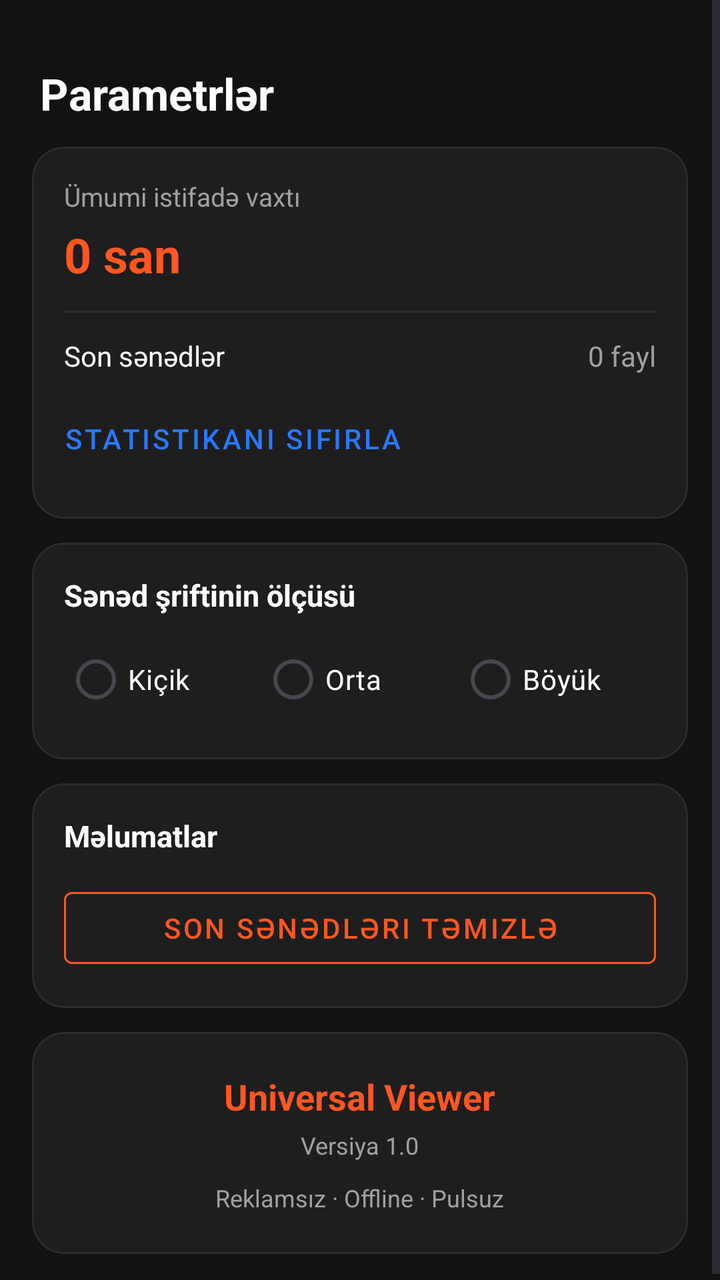
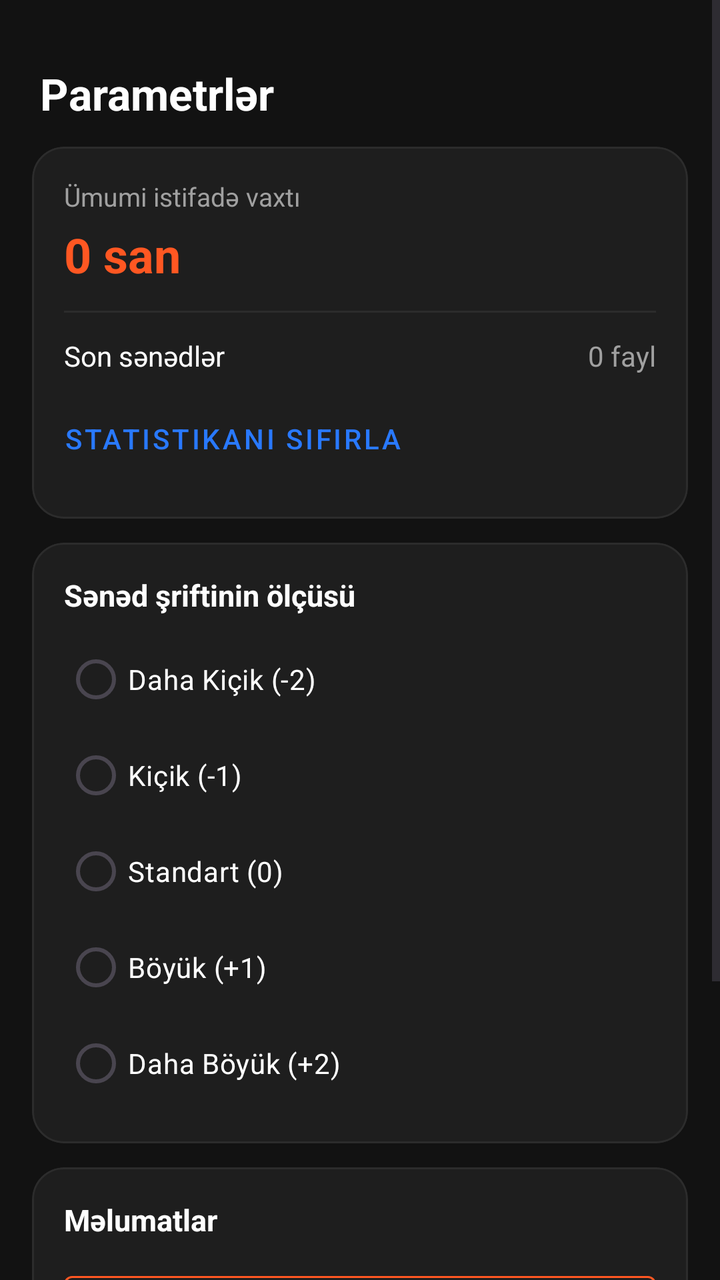

Two renders of the same Android screen: before a commit and after it. Below are the layout's source before the change and the commit's diff.
<!-- AndroidManifest.xml: application theme Theme.Material3.DayNight.NoActionBar -->
<!-- res/layout/fragment_settings.xml -->
<?xml version="1.0" encoding="utf-8"?>
<ScrollView xmlns:android="http://schemas.android.com/apk/res/android"
    xmlns:app="http://schemas.android.com/apk/res-auto"
    android:layout_width="match_parent"
    android:layout_height="match_parent"
    android:background="@color/bg_main"
    android:fillViewport="true">

    <LinearLayout
        android:layout_width="match_parent"
        android:layout_height="wrap_content"
        android:orientation="vertical"
        android:padding="16dp">

        <TextView
            android:layout_width="wrap_content"
            android:layout_height="wrap_content"
            android:layout_marginStart="4dp"
            android:layout_marginTop="16dp"
            android:layout_marginBottom="12dp"
            android:text="Parametrlər"
            android:textColor="@color/text_primary"
            android:textSize="22sp"
            android:textStyle="bold" />

        
        <com.google.android.material.card.MaterialCardView
            android:layout_width="match_parent"
            android:layout_height="wrap_content"
            android:layout_marginBottom="12dp"
            app:cardBackgroundColor="@color/bg_surface"
            app:cardCornerRadius="16dp"
            app:cardElevation="0dp"
            app:strokeColor="@color/bg_surface_light"
            app:strokeWidth="1dp">

            <LinearLayout
                android:layout_width="match_parent"
                android:layout_height="wrap_content"
                android:orientation="vertical"
                android:padding="16dp">

                <TextView
                    android:layout_width="wrap_content"
                    android:layout_height="wrap_content"
                    android:text="Ümumi istifadə vaxtı"
                    android:textColor="@color/text_secondary"
                    android:textSize="13sp" />

                <TextView
                    android:id="@+id/tvUsageTime"
                    android:layout_width="wrap_content"
                    android:layout_height="wrap_content"
                    android:layout_marginTop="4dp"
                    android:text="0 san"
                    android:textColor="@color/accent_orange"
                    android:textSize="24sp"
                    android:textStyle="bold" />

                <View
                    android:layout_width="match_parent"
                    android:layout_height="1dp"
                    android:layout_marginVertical="12dp"
                    android:background="@color/bg_surface_light" />

                <LinearLayout
                    android:layout_width="match_parent"
                    android:layout_height="wrap_content"
                    android:gravity="center_vertical"
                    android:orientation="horizontal">

                    <TextView
                        android:layout_width="0dp"
                        android:layout_height="wrap_content"
                        android:layout_weight="1"
                        android:text="Son sənədlər"
                        android:textColor="@color/text_primary"
                        android:textSize="14sp" />

                    <TextView
                        android:id="@+id/tvRecentCount"
                        android:layout_width="wrap_content"
                        android:layout_height="wrap_content"
                        android:text="0 fayl"
                        android:textColor="@color/text_secondary"
                        android:textSize="14sp" />
                </LinearLayout>

                <com.google.android.material.button.MaterialButton
                    android:id="@+id/btnResetUsage"
                    style="@style/Widget.MaterialComponents.Button.TextButton"
                    android:layout_width="wrap_content"
                    android:layout_height="wrap_content"
                    android:layout_marginTop="8dp"
                    android:paddingHorizontal="0dp"
                    android:text="Statistikanı sıfırla"
                    android:textColor="@color/accent_blue" />
            </LinearLayout>
        </com.google.android.material.card.MaterialCardView>

        
        <com.google.android.material.card.MaterialCardView
            android:layout_width="match_parent"
            android:layout_height="wrap_content"
            android:layout_marginBottom="12dp"
            app:cardBackgroundColor="@color/bg_surface"
            app:cardCornerRadius="16dp"
            app:cardElevation="0dp"
            app:strokeColor="@color/bg_surface_light"
            app:strokeWidth="1dp">

            <LinearLayout
                android:layout_width="match_parent"
                android:layout_height="wrap_content"
                android:orientation="vertical"
                android:padding="16dp">

                <TextView
                    android:layout_width="wrap_content"
                    android:layout_height="wrap_content"
                    android:text="Sənəd şriftinin ölçüsü"
                    android:textColor="@color/text_primary"
                    android:textSize="15sp"
                    android:textStyle="bold" />

                <RadioGroup
                    android:id="@+id/radioGroupFont"
                    android:layout_width="match_parent"
                    android:layout_height="wrap_content"
                    android:layout_marginTop="8dp"
                    android:orientation="horizontal">

                    <RadioButton
                        android:id="@+id/radioSmall"
                        android:layout_width="0dp"
                        android:layout_height="wrap_content"
                        android:layout_weight="1"
                        android:buttonTint="@color/accent_orange"
                        android:text="Kiçik"
                        android:textColor="@color/text_primary" />

                    <RadioButton
                        android:id="@+id/radioMedium"
                        android:layout_width="0dp"
                        android:layout_height="wrap_content"
                        android:layout_weight="1"
                        android:buttonTint="@color/accent_orange"
                        android:text="Orta"
                        android:textColor="@color/text_primary" />

                    <RadioButton
                        android:id="@+id/radioLarge"
                        android:layout_width="0dp"
                        android:layout_height="wrap_content"
                        android:layout_weight="1"
                        android:buttonTint="@color/accent_orange"
                        android:text="Böyük"
                        android:textColor="@color/text_primary" />
                </RadioGroup>
            </LinearLayout>
        </com.google.android.material.card.MaterialCardView>

        
        <com.google.android.material.card.MaterialCardView
            android:layout_width="match_parent"
            android:layout_height="wrap_content"
            android:layout_marginBottom="12dp"
            app:cardBackgroundColor="@color/bg_surface"
            app:cardCornerRadius="16dp"
            app:cardElevation="0dp"
            app:strokeColor="@color/bg_surface_light"
            app:strokeWidth="1dp">

            <LinearLayout
                android:layout_width="match_parent"
                android:layout_height="wrap_content"
                android:orientation="vertical"
                android:padding="16dp">

                <TextView
                    android:layout_width="wrap_content"
                    android:layout_height="wrap_content"
                    android:text="Məlumatlar"
                    android:textColor="@color/text_primary"
                    android:textSize="15sp"
                    android:textStyle="bold" />

                <com.google.android.material.button.MaterialButton
                    android:id="@+id/btnClearRecent"
                    style="@style/Widget.MaterialComponents.Button.OutlinedButton"
                    android:layout_width="match_parent"
                    android:layout_height="wrap_content"
                    android:layout_marginTop="12dp"
                    android:text="Son sənədləri təmizlə"
                    android:textColor="@color/accent_orange"
                    app:strokeColor="@color/accent_orange" />
            </LinearLayout>
        </com.google.android.material.card.MaterialCardView>

        
        <com.google.android.material.card.MaterialCardView
            android:layout_width="match_parent"
            android:layout_height="wrap_content"
            app:cardBackgroundColor="@color/bg_surface"
            app:cardCornerRadius="16dp"
            app:cardElevation="0dp"
            app:strokeColor="@color/bg_surface_light"
            app:strokeWidth="1dp">

            <LinearLayout
                android:layout_width="match_parent"
                android:layout_height="wrap_content"
                android:gravity="center"
                android:orientation="vertical"
                android:padding="20dp">

                <TextView
                    android:id="@+id/tvAppName"
                    android:layout_width="wrap_content"
                    android:layout_height="wrap_content"
                    android:text="Universal Viewer"
                    android:textColor="@color/accent_orange"
                    android:textSize="18sp"
                    android:textStyle="bold" />

                <TextView
                    android:id="@+id/tvVersion"
                    android:layout_width="wrap_content"
                    android:layout_height="wrap_content"
                    android:layout_marginTop="4dp"
                    android:text="Versiya 1.0"
                    android:textColor="@color/text_secondary"
                    android:textSize="12sp" />

                <TextView
                    android:layout_width="wrap_content"
                    android:layout_height="wrap_content"
                    android:layout_marginTop="10dp"
                    android:gravity="center"
                    android:text="Reklamsız · Offline · Pulsuz"
                    android:textColor="@color/text_secondary"
                    android:textSize="12sp" />
            </LinearLayout>
        </com.google.android.material.card.MaterialCardView>

    </LinearLayout>
</ScrollView>
<!-- resources referenced by this layout -->
<resources>
  <color name="accent_blue">#2979FF</color>
  <color name="accent_orange">#FF5722</color>
  <color name="bg_main">#121212</color>
  <color name="bg_surface">#1E1E1E</color>
  <color name="bg_surface_light">#2C2C2C</color>
  <color name="text_primary">#FFFFFF</color>
  <color name="text_secondary">#A0A0A0</color>
</resources>

<!-- the commit's change to res/layout/fragment_settings.xml (unified diff, before → after) -->
@@ -128,33 +128,46 @@
                     android:layout_width="match_parent"
                     android:layout_height="wrap_content"
                     android:layout_marginTop="8dp"
-                    android:orientation="horizontal">
-
-                    <RadioButton
-                        android:id="@+id/radioSmall"
-                        android:layout_width="0dp"
-                        android:layout_height="wrap_content"
-                        android:layout_weight="1"
-                        android:buttonTint="@color/accent_orange"
-                        android:text="Kiçik"
-                        android:textColor="@color/text_primary" />
-
-                    <RadioButton
-                        android:id="@+id/radioMedium"
-                        android:layout_width="0dp"
-                        android:layout_height="wrap_content"
-                        android:layout_weight="1"
-                        android:buttonTint="@color/accent_orange"
-                        android:text="Orta"
-                        android:textColor="@color/text_primary" />
-
-                    <RadioButton
-                        android:id="@+id/radioLarge"
-                        android:layout_width="0dp"
-                        android:layout_height="wrap_content"
-                        android:layout_weight="1"
-                        android:buttonTint="@color/accent_orange"
-                        android:text="Böyük"
+                    android:orientation="vertical">
+
+                    <RadioButton
+                        android:id="@+id/radioSmall2"
+                        android:layout_width="match_parent"
+                        android:layout_height="wrap_content"
+                        android:buttonTint="@color/accent_orange"
+                        android:text="Daha Kiçik (-2)"
+                        android:textColor="@color/text_primary" />
+
+                    <RadioButton
+                        android:id="@+id/radioSmall1"
+                        android:layout_width="match_parent"
+                        android:layout_height="wrap_content"
+                        android:buttonTint="@color/accent_orange"
+                        android:text="Kiçik (-1)"
+                        android:textColor="@color/text_primary" />
+
+                    <RadioButton
+                        android:id="@+id/radioStandard"
+                        android:layout_width="match_parent"
+                        android:layout_height="wrap_content"
+                        android:buttonTint="@color/accent_orange"
+                        android:text="Standart (0)"
+                        android:textColor="@color/text_primary" />
+
+                    <RadioButton
+                        android:id="@+id/radioLarge1"
+                        android:layout_width="match_parent"
+                        android:layout_height="wrap_content"
+                        android:buttonTint="@color/accent_orange"
+                        android:text="Böyük (+1)"
+                        android:textColor="@color/text_primary" />
+
+                    <RadioButton
+                        android:id="@+id/radioLarge2"
+                        android:layout_width="match_parent"
+                        android:layout_height="wrap_content"
+                        android:buttonTint="@color/accent_orange"
+                        android:text="Daha Böyük (+2)"
                         android:textColor="@color/text_primary" />
                 </RadioGroup>
             </LinearLayout>
